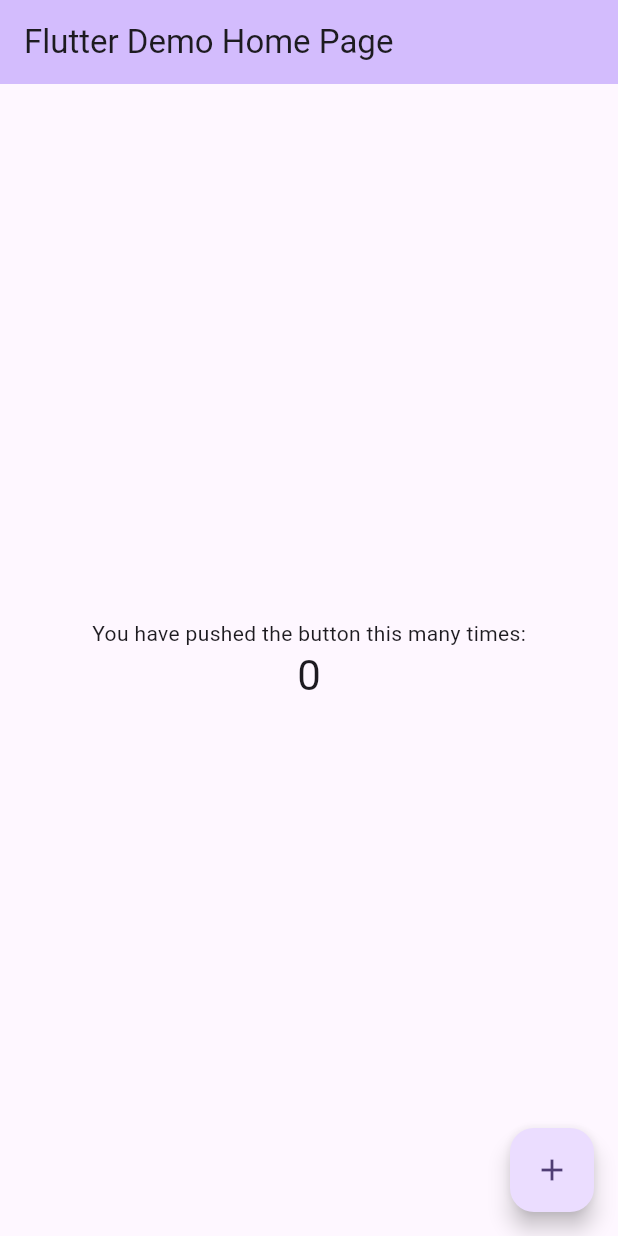
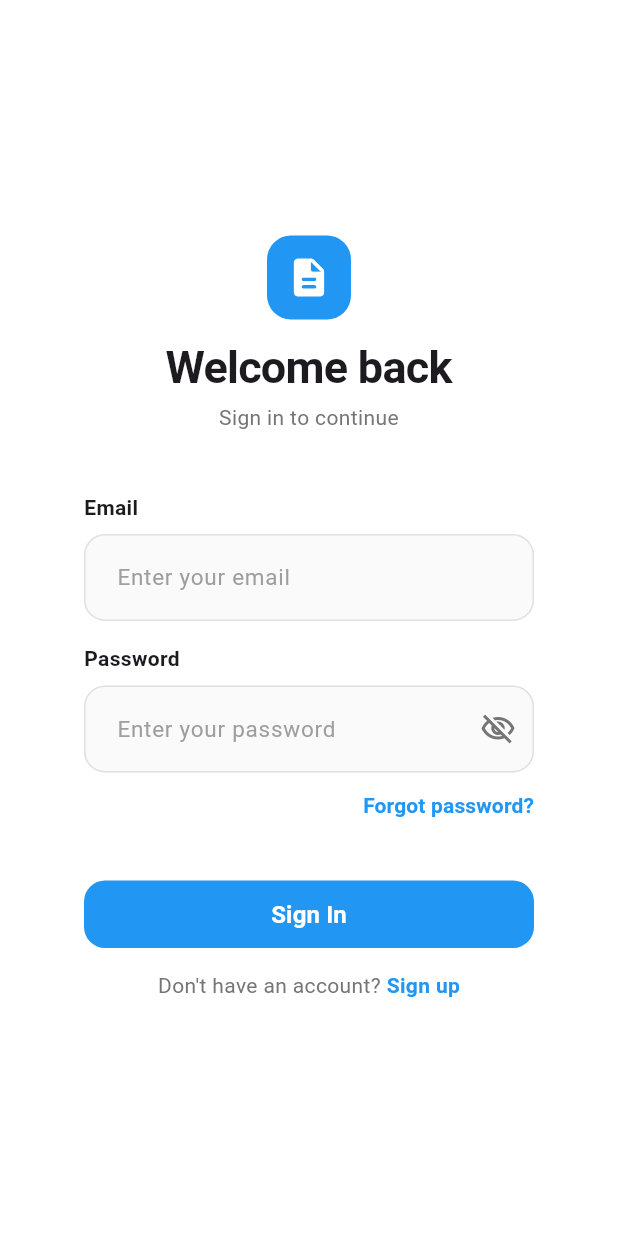
Before and after one commit to isamm-ali/Realtime-Document-Editor, a Flutter app: the screen it shows after launch, on a phone screen of 412 x 824 dp. Run offline on Flutter 3.47's test engine with Material 3 defaults, Android fonts, the phone set to English and light mode, and no system bars; our stand-ins replace flutter_riverpod.

Commit message:
signup controller and sign in ui

```diff
--- a/frontend/lib/main.dart
+++ b/frontend/lib/main.dart
@@ -1,122 +1,23 @@
 import 'package:flutter/material.dart';
+import 'package:flutter_riverpod/flutter_riverpod.dart';
+import 'package:frontend/screens/login_screen.dart';
 
 void main() {
-  runApp(const MyApp());
+  runApp(
+    const ProviderScope(
+      child: MyApp(),
+    ),
+  );
 }
 
 class MyApp extends StatelessWidget {
   const MyApp({super.key});
 
-  // This widget is the root of your application.
   @override
   Widget build(BuildContext context) {
     return MaterialApp(
-      title: 'Flutter Demo',
-      theme: ThemeData(
-        // This is the theme of your application.
-        //
-        // TRY THIS: Try running your application with "flutter run". You'll see
-        // the application has a purple toolbar. Then, without quitting the app,
-        // try changing the seedColor in the colorScheme below to Colors.green
-        // and then invoke "hot reload" (save your changes or press the "hot
-        // reload" button in a Flutter-supported IDE, or press "r" if you used
-        // the command line to start the app).
-        //
-        // Notice that the counter didn't reset back to zero; the application
-        // state is not lost during the reload. To reset the state, use hot
-        // restart instead.
-        //
-        // This works for code too, not just values: Most code changes can be
-        // tested with just a hot reload.
-        colorScheme: .fromSeed(seedColor: Colors.deepPurple),
-      ),
-      home: const MyHomePage(title: 'Flutter Demo Home Page'),
+      debugShowCheckedModeBanner: false,
+      home: const LoginScreen(),
     );
   }
 }
-
-class MyHomePage extends StatefulWidget {
-  const MyHomePage({super.key, required this.title});
-
-  // This widget is the home page of your application. It is stateful, meaning
-  // that it has a State object (defined below) that contains fields that affect
-  // how it looks.
-
-  // This class is the configuration for the state. It holds the values (in this
-  // case the title) provided by the parent (in this case the App widget) and
-  // used by the build method of the State. Fields in a Widget subclass are
-  // always marked "final".
-
-  final String title;
-
-  @override
-  State<MyHomePage> createState() => _MyHomePageState();
-}
-
-class _MyHomePageState extends State<MyHomePage> {
-  int _counter = 0;
-
-  void _incrementCounter() {
-    setState(() {
-      // This call to setState tells the Flutter framework that something has
-      // changed in this State, which causes it to rerun the build method below
-      // so that the display can reflect the updated values. If we changed
-      // _counter without calling setState(), then the build method would not be
-      // called again, and so nothing would appear to happen.
-      _counter++;
-    });
-  }
-
-  @override
-  Widget build(BuildContext context) {
-    // This method is rerun every time setState is called, for instance as done
-    // by the _incrementCounter method above.
-    //
-    // The Flutter framework has been optimized to make rerunning build methods
-    // fast, so that you can just rebuild anything that needs updating rather
-    // than having to individually change instances of widgets.
-    return Scaffold(
-      appBar: AppBar(
-        // TRY THIS: Try changing the color here to a specific color (to
-        // Colors.amber, perhaps?) and trigger a hot reload to see the AppBar
-        // change color while the other colors stay the same.
-        backgroundColor: Theme.of(context).colorScheme.inversePrimary,
-        // Here we take the value from the MyHomePage object that was created by
-        // the App.build method, and use it to set our appbar title.
-        title: Text(widget.title),
-      ),
-      body: Center(
-        // Center is a layout widget. It takes a single child and positions it
-        // in the middle of the parent.
-        child: Column(
-          // Column is also a layout widget. It takes a list of children and
-          // arranges them vertically. By default, it sizes itself to fit its
-          // children horizontally, and tries to be as tall as its parent.
-          //
-          // Column has various properties to control how it sizes itself and
-          // how it positions its children. Here we use mainAxisAlignment to
-          // center the children vertically; the main axis here is the vertical
-          // axis because Columns are vertical (the cross axis would be
-          // horizontal).
-          //
-          // TRY THIS: Invoke "debug painting" (choose the "Toggle Debug Paint"
-          // action in the IDE, or press "p" in the console), to see the
-          // wireframe for each widget.
-          mainAxisAlignment: .center,
-          children: [
-            const Text('You have pushed the button this many times:'),
-            Text(
-              '$_counter',
-              style: Theme.of(context).textTheme.headlineMedium,
-            ),
-          ],
-        ),
-      ),
-      floatingActionButton: FloatingActionButton(
-        onPressed: _incrementCounter,
-        tooltip: 'Increment',
-        child: const Icon(Icons.add),
-      ),
-    );
-  }
-}
--- /dev/null
+++ b/frontend/lib/screens/login_screen.dart
@@ -0,0 +1,261 @@
+import 'package:flutter/material.dart';
+import 'package:flutter_riverpod/flutter_riverpod.dart';
+
+class LoginScreen extends ConsumerStatefulWidget {
+  const LoginScreen({super.key});
+
+  @override
+  ConsumerState<LoginScreen> createState() => _LoginScreenState();
+}
+
+class _LoginScreenState extends ConsumerState<LoginScreen> {
+  final emailController = TextEditingController();
+  final passwordController = TextEditingController();
+
+  bool obscurePassword = true;
+
+  InputDecoration inputDecoration({
+    required String hintText,
+    Widget? suffixIcon,
+  }) {
+    return InputDecoration(
+      hintText: hintText,
+      hintStyle: TextStyle(
+        color: Colors.grey.shade500,
+        fontSize: 15,
+      ),
+      suffixIcon: suffixIcon,
+      filled: true,
+      fillColor: Colors.grey.shade50,
+      contentPadding: const EdgeInsets.symmetric(
+        horizontal: 18,
+        vertical: 17,
+      ),
+      border: OutlineInputBorder(
+        borderRadius: BorderRadius.circular(14),
+        borderSide: BorderSide(
+          color: Colors.grey.shade300,
+        ),
+      ),
+      enabledBorder: OutlineInputBorder(
+        borderRadius: BorderRadius.circular(14),
+        borderSide: BorderSide(
+          color: Colors.grey.shade300,
+        ),
+      ),
+      focusedBorder: OutlineInputBorder(
+        borderRadius: BorderRadius.circular(14),
+        borderSide: const BorderSide(
+          color: Colors.blue,
+          width: 1.8,
+        ),
+      ),
+    );
+  }
+
+  @override
+  void dispose() {
+    emailController.dispose();
+    passwordController.dispose();
+    super.dispose();
+  }
+
+  @override
+  Widget build(BuildContext context) {
+    return Scaffold(
+      backgroundColor: Colors.white,
+      body: Center(
+        child: SingleChildScrollView(
+          padding: const EdgeInsets.symmetric(
+            horizontal: 24,
+            vertical: 40,
+          ),
+          child: ConstrainedBox(
+            constraints: const BoxConstraints(
+              maxWidth: 430,
+            ),
+            child: Container(
+              padding: const EdgeInsets.all(32),
+              child: Column(
+                crossAxisAlignment: CrossAxisAlignment.start,
+                children: [
+                  // Logo
+                  Center(
+                    child: Container(
+                      width: 56,
+                      height: 56,
+                      decoration: BoxDecoration(
+                        color: Colors.blue,
+                        borderRadius: BorderRadius.circular(16),
+                      ),
+                      child: const Icon(
+                        Icons.description_rounded,
+                        color: Colors.white,
+                        size: 30,
+                      ),
+                    ),
+                  ),
+
+                  const SizedBox(height: 10),
+
+                  const Center(
+                    child: Text(
+                      'Welcome back',
+                      style: TextStyle(
+                        fontSize: 30,
+                        fontWeight: FontWeight.w700,
+                        letterSpacing: -0.5,
+                      ),
+                    ),
+                  ),
+
+                  const SizedBox(height: 2),
+
+                  Center(
+                    child: Text(
+                      'Sign in to continue',
+                      textAlign: TextAlign.center,
+                      style: TextStyle(
+                        color: Colors.grey.shade600,
+                        fontSize: 14,
+                      ),
+                    ),
+                  ),
+
+                  const SizedBox(height: 40),
+
+                  const Text(
+                    'Email',
+                    style: TextStyle(
+                      fontSize: 14,
+                      fontWeight: FontWeight.w600,
+                    ),
+                  ),
+
+                  const SizedBox(height: 8),
+
+                  TextField(
+                    controller: emailController,
+                    keyboardType: TextInputType.emailAddress,
+                    decoration: inputDecoration(
+                      hintText: 'Enter your email',
+                    ),
+                  ),
+
+                  const SizedBox(height: 15),
+
+                  const Text(
+                    'Password',
+                    style: TextStyle(
+                      fontSize: 14,
+                      fontWeight: FontWeight.w600,
+                    ),
+                  ),
+
+                  const SizedBox(height: 8),
+
+                  TextField(
+                    controller: passwordController,
+                    obscureText: obscurePassword,
+                    decoration: inputDecoration(
+                      hintText: 'Enter your password',
+                      suffixIcon: IconButton(
+                        splashRadius: 20,
+                        icon: Icon(
+                          obscurePassword
+                              ? Icons.visibility_off_outlined
+                              : Icons.visibility_outlined,
+                          color: Colors.grey.shade600,
+                        ),
+                        onPressed: () {
+                          setState(() {
+                            obscurePassword = !obscurePassword;
+                          });
+                        },
+                      ),
+                    ),
+                  ),
+
+                  const SizedBox(height: 12),
+
+                  Align(
+                    alignment: Alignment.centerRight,
+                    child: TextButton(
+                      onPressed: () {},
+                      style: TextButton.styleFrom(
+                        padding: EdgeInsets.zero,
+                        minimumSize: Size.zero,
+                        tapTargetSize: MaterialTapTargetSize.shrinkWrap,
+                      ),
+                      child: const Text(
+                        'Forgot password?',
+                        style: TextStyle(
+                          color: Colors.blue,
+                          fontWeight: FontWeight.w600,
+                        ),
+                      ),
+                    ),
+                  ),
+
+                  const SizedBox(height: 40),
+
+                  SizedBox(
+                    width: double.infinity,
+                    height: 45,
+                    child: ElevatedButton(
+                      onPressed: () {
+                        print(emailController.text);
+                        print(passwordController.text);
+                      },
+                      style: ElevatedButton.styleFrom(
+                        backgroundColor: Colors.blue,
+                        foregroundColor: Colors.white,
+                        elevation: 0,
+                        shape: RoundedRectangleBorder(
+                          borderRadius: BorderRadius.circular(14),
+                        ),
+                      ),
+                      child: const Text(
+                        'Sign In',
+                        style: TextStyle(
+                          fontSize: 16,
+                          fontWeight: FontWeight.w600,
+                        ),
+                      ),
+                    ),
+                  ),
+
+                  const SizedBox(height: 15),
+
+                  Row(
+                    mainAxisAlignment: MainAxisAlignment.center,
+                    children: [
+                      Text(
+                        "Don't have an account? ",
+                        style: TextStyle(
+                          color: Colors.grey.shade600,
+                          fontSize: 14,
+                        ),
+                      ),
+                      GestureDetector(
+                        onTap: () {},
+                        child: const Text(
+                          'Sign up',
+                          style: TextStyle(
+                            color: Colors.blue,
+                            fontSize: 14,
+                            fontWeight: FontWeight.w700,
+                          ),
+                        ),
+                      ),
+                    ],
+                  ),
+                ],
+              ),
+            ),
+          ),
+        ),
+      ),
+    );
+  }
+}
--- /dev/null
+++ b/package.json
@@ -0,0 +1,5 @@
+{
+  "dependencies": {
+    "bcrypt": "^6.0.0"
+  }
+}
```
Also changed, not shown: frontend/pubspec.yaml (+5 -3 lines), frontend/assets/images/docs-logo.png (added), frontend/assets/images/g-logo-2.png (added), frontend/lib/screens/singup_screen.dart (added), frontend/pubspec.lock, package-lock.json (added), 10 other files.
